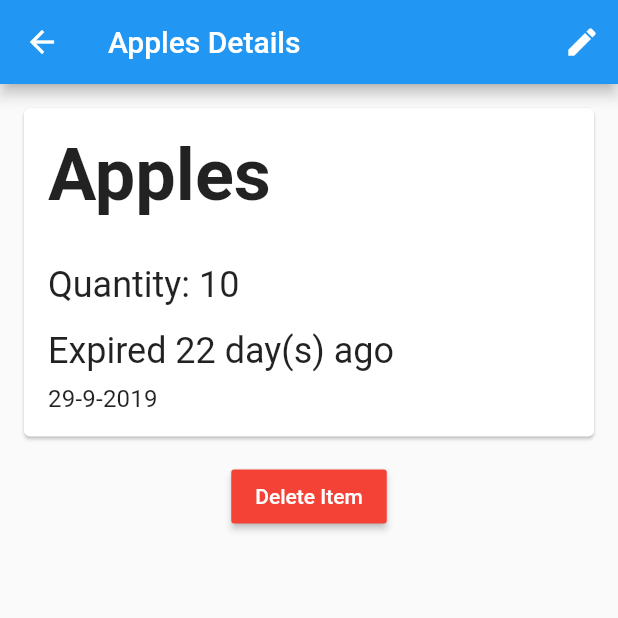
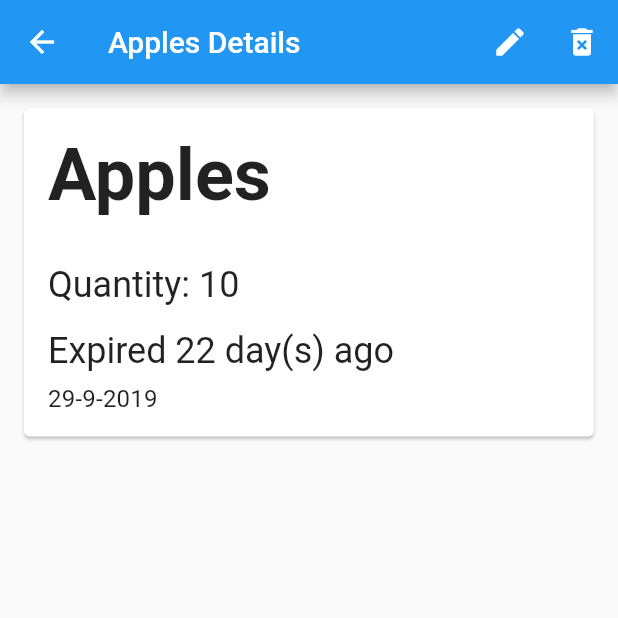
Before and after one commit to Digital-Vault/GroceryApp, a Flutter app: the DetailedPage screen opened directly with sample values from the repository, on a phone screen of 412 x 824 dp, the top half of it. Run offline on Flutter 3.47's test engine with Material 2 defaults, Android fonts, the phone set to English and light mode, and no system bars; our stand-ins replace datetime_picker_formfield, rxdart.

Commit message:
Redesign delete button in detail_page
Redesign delete button so that it is closer to the edit button. This
should allow the user to find it easier.

```diff
--- a/lib/detailed_page.dart
+++ b/lib/detailed_page.dart
@@ -3,7 +3,6 @@ import 'package:grocery_app/detail_card.dart';
 import 'package:grocery_app/item_provider.dart';
 import 'package:grocery_app/grocery_item.dart';
 import 'package:grocery_app/submission_form.dart';
-import 'package:grocery_app/item_provider.dart';
 import 'package:grocery_app/main.dart';
 
 class DetailedPage extends StatelessWidget {
@@ -36,7 +35,10 @@ class DetailedPage extends StatelessWidget {
                 );
               },
             ),
-            actions: [_backButton(context)],
+            actions: [
+              _editButton(context),
+              _deleteButton(context)
+            ],
           ),
           body: _detailCard(context)),
     );
@@ -48,12 +50,22 @@ class DetailedPage extends StatelessWidget {
             DetailCard(
               item: item,
             ),
-            _buildDeleteButton(context)
           ]);
         },
       );
-
-  Widget _backButton(BuildContext context) => IconButton(
+  Widget _deleteButton(BuildContext context) => IconButton(
+    icon: Icon(Icons.delete_forever),
+    onPressed: () {
+      deleteGroceryItem(context, item);
+      Navigator.push(
+        context,
+        MaterialPageRoute(
+          builder: (context) => MyApp(),
+        ),
+      );
+    },
+  );
+  Widget _editButton(BuildContext context) => IconButton(
         icon: Icon(Icons.edit),
         onPressed: () {
           final itemBloc = ItemProvider.of(context);
@@ -67,29 +79,6 @@ class DetailedPage extends StatelessWidget {
         },
       );
 
-  Widget _buildDeleteButton(BuildContext context) {
-    return RaisedButton(
-      child: Text(
-        "Delete Item",
-        style: TextStyle(color: Colors.white),
-      ),
-      color: Colors.red,
-      onPressed: () {
-        deleteGroceryItem(context, item);
-        Scaffold.of(context).showSnackBar(SnackBar(
-          content: Text("Deleted ${item.name}!"),
-          action: SnackBarAction(
-            label: "UNDO",
-            onPressed: () {
-              restoreGroceryItem(context, item);
-            },
-          ),
-        ));
-        Navigator.pop(context);
-      },
-    );
-  }
-
   void deleteGroceryItem(BuildContext context, GroceryItem item) {
     final itemBloc = ItemProvider.of(context);
     itemBloc.removeItem.add(item);
```
Also changed, not shown: lib/main.dart (+3 -7 lines).
